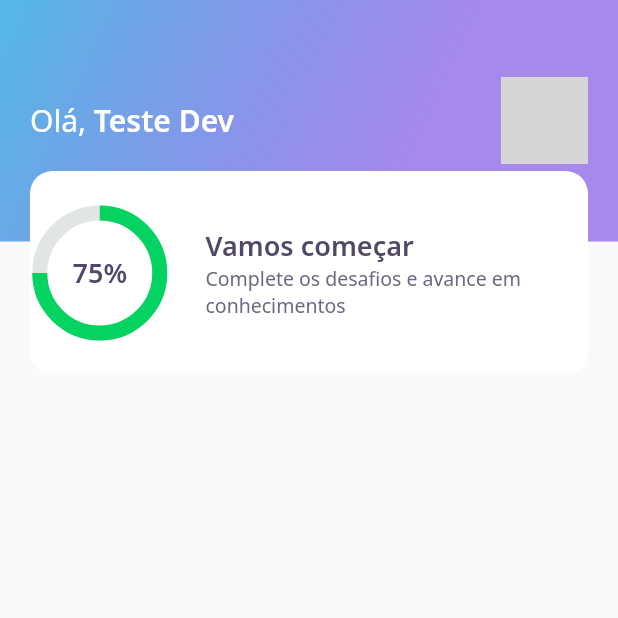
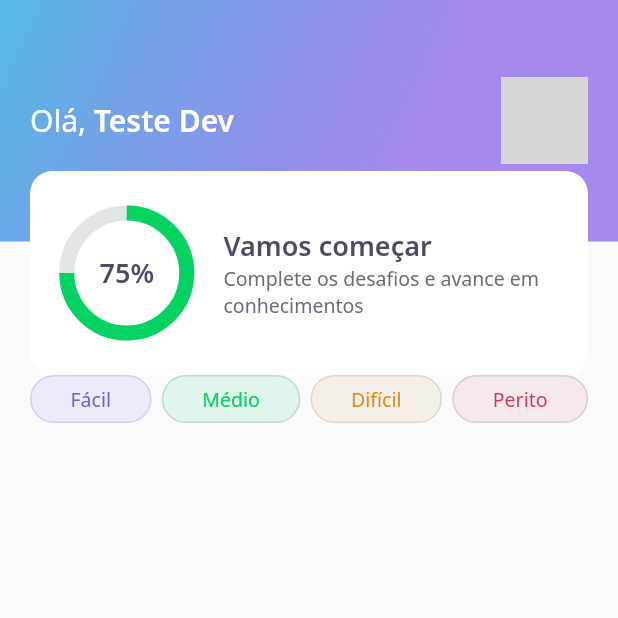
Before and after one commit to joaosatiro/nlw5_flutter, a Flutter app: the screen it shows after launch, on a phone screen of 412 x 824 dp, the top half of it. Run offline on Flutter 3.47's test engine with Material 2 defaults, Android fonts, the phone set to English and light mode, and no system bars; our stand-ins replace google_fonts; network calls fail; grey boxes are pictures that could not be loaded.

Commit message:
create level_button

```diff
--- a/lib/home/home_page.dart
+++ b/lib/home/home_page.dart
@@ -1,4 +1,5 @@
 import 'package:DevQuiz/home/widgets/appbar/app_bar_widget.dart';
+import 'package:DevQuiz/home/widgets/level_button/level_button_widget.dart';
 import 'package:flutter/material.dart';
 
 class HomePage extends StatefulWidget {
@@ -13,6 +14,18 @@ class _HomePageState extends State<HomePage> {
   Widget build(BuildContext context) {
     return Scaffold(
       appBar: AppBarWidget(),
+      body: Padding(
+        padding: const EdgeInsets.symmetric(horizontal: 20),
+        child: Row(
+          mainAxisAlignment: MainAxisAlignment.spaceBetween,
+          children: [
+            LevelButtonWidget(label: 'Fácil'),
+            LevelButtonWidget(label: 'Médio'),
+            LevelButtonWidget(label: 'Difícil'),
+            LevelButtonWidget(label: 'Perito'),
+          ],
+        ),
+      )
     );
   }
 }
--- /dev/null
+++ b/lib/home/widgets/level_button/level_button_widget.dart
@@ -0,0 +1,57 @@
+import 'package:DevQuiz/core/app_colors.dart';
+import 'package:flutter/material.dart';
+import 'package:google_fonts/google_fonts.dart';
+
+class LevelButtonWidget extends StatelessWidget {
+  final String label;
+
+  LevelButtonWidget({
+    Key? key,
+    required this.label
+  }) : assert(['Fácil', 'Médio', 'Difícil', 'Perito'].contains(label)), super(key: key);
+
+  final config = {
+    'Fácil' : {
+      'color' : AppColors.levelButtonFacil,
+      'borderColor' : AppColors.levelButtonBorderFacil,
+      'fontColor' : AppColors.levelButtonTextFacil
+    },
+    'Médio' : {
+      'color' : AppColors.levelButtonMedio,
+      'borderColor' : AppColors.levelButtonBorderMedio,
+      'fontColor' : AppColors.levelButtonTextMedio
+    },
+    'Difícil' : {
+      'color' : AppColors.levelButtonDificil,
+      'borderColor' : AppColors.levelButtonBorderDificil,
+      'fontColor' : AppColors.levelButtonTextDificil
+    },
+    'Perito' : {
+      'color' : AppColors.levelButtonPerito,
+      'borderColor' : AppColors.levelButtonBorderPerito,
+      'fontColor' : AppColors.levelButtonTextPerito
+    }
+  };
+
+  Color get color => config[label]!['color']!;
+  Color get borderColor => config[label]!['borderColor']!;
+  Color get fontColor => config[label]!['fontColor']!;
+
+  @override
+  Widget build(BuildContext context) {
+    return Container(
+      decoration: BoxDecoration(
+        color: color,
+        border: Border.fromBorderSide(BorderSide(color: borderColor)),
+        borderRadius: BorderRadius.circular(28)
+      ),
+      child: Padding(
+        padding: const EdgeInsets.symmetric(horizontal: 26, vertical: 6),
+        child: Text(label, style: GoogleFonts.notoSans(
+          color: fontColor,
+          fontSize: 13
+        )),
+      ),
+    );
+  }
+}
--- a/lib/home/widgets/score_card/score_card_widget.dart
+++ b/lib/home/widgets/score_card/score_card_widget.dart
@@ -14,6 +14,8 @@ class ScoreCardWidget extends StatelessWidget {
           color: AppColors.white,
           borderRadius: BorderRadius.circular(15)
         ),
+        child: Padding(
+          padding: const EdgeInsets.symmetric(horizontal: 24),
           child: Row(
             crossAxisAlignment: CrossAxisAlignment.center,
             children: [
@@ -39,6 +41,7 @@ class ScoreCardWidget extends StatelessWidget {
             ],
           ),
         ),
+      ),
     );
   }
 }
```
Lines whose indentation alone changed are shown as unchanged.
